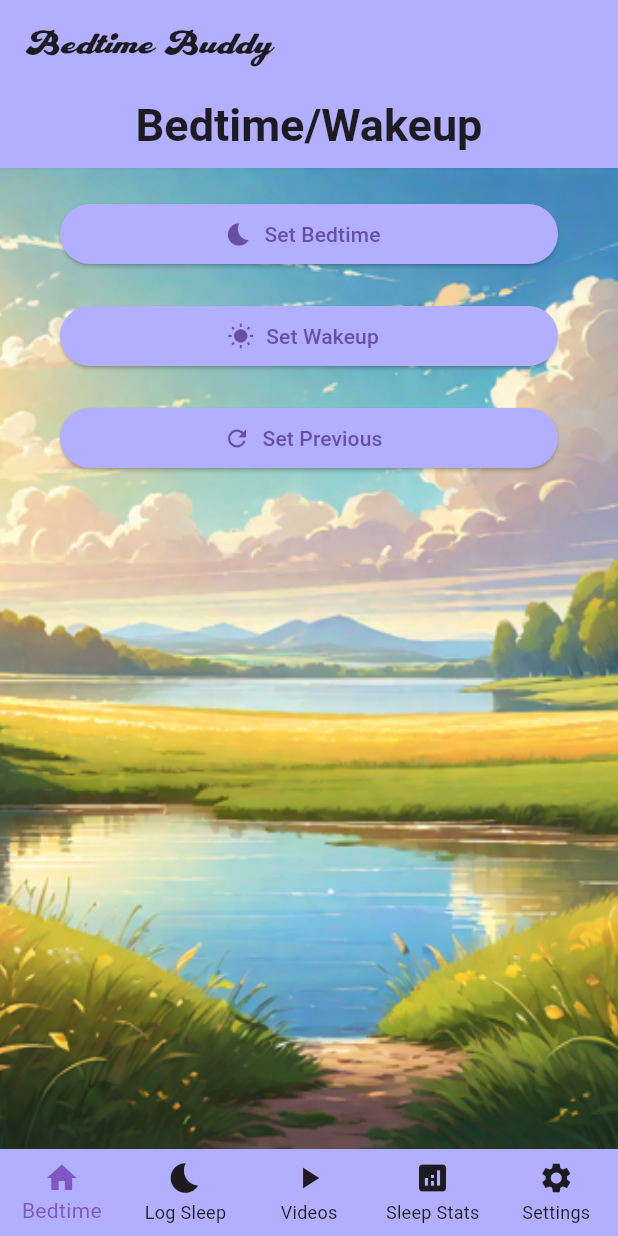
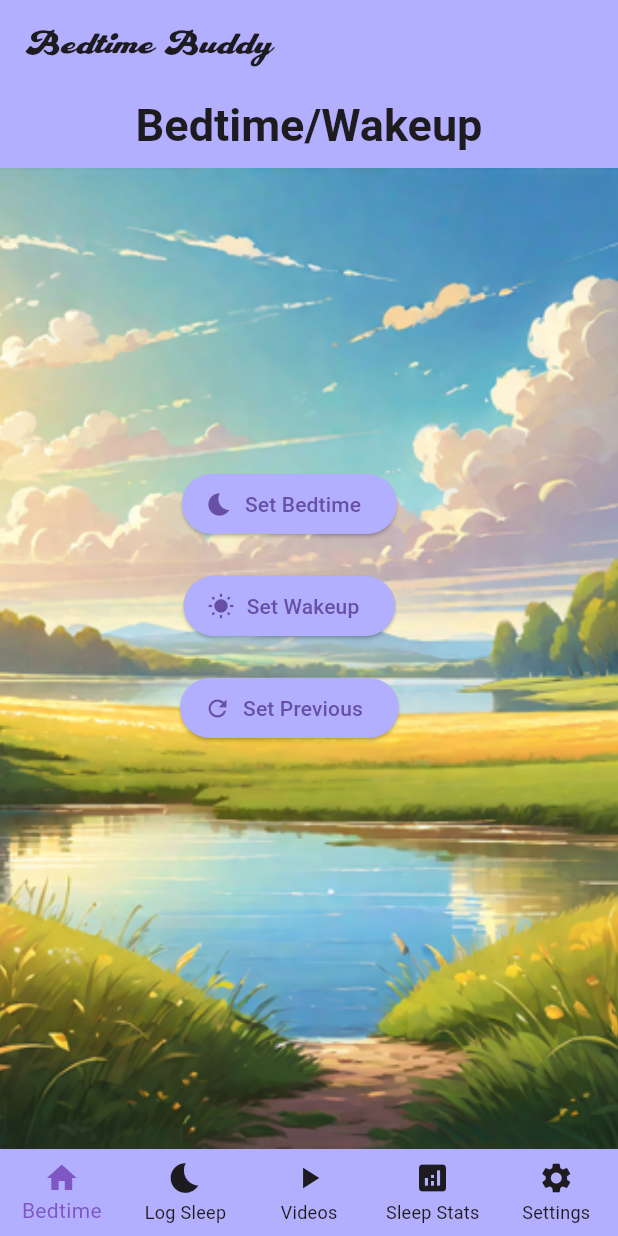
Before and after one commit to ellaMyler/Bedtime_Buddy, a Flutter app: the screen it shows after launch, on a phone screen of 412 x 824 dp. Run offline on Flutter 3.47's test engine with Material 3 defaults, Android fonts, the phone set to English and light mode, and no system bars; our stand-ins replace awesome_notifications, firebase_core, firebase_database, fl_chart, theme_provider, video_player; missing offline and left inert: alarm, app_settings; accounts and stored records are empty.

Commit message:
Changed button locations

```diff
--- a/lib/bedtime_page.dart
+++ b/lib/bedtime_page.dart
@@ -42,9 +42,9 @@ class _BedtimePageState extends State<BedtimePage> {
           ),
           SingleChildScrollView(
             child: Padding(
-              padding: const EdgeInsets.symmetric(vertical: 20.0, horizontal: 40.0),
+              padding: const EdgeInsets.symmetric(vertical: 200.0, horizontal: 120.0),
               child: Column(
-                crossAxisAlignment: CrossAxisAlignment.stretch,
+                crossAxisAlignment: CrossAxisAlignment.center,
                 children: [
                   ElevatedButton.icon(
                     onPressed: () => _selectTime(true),
```
